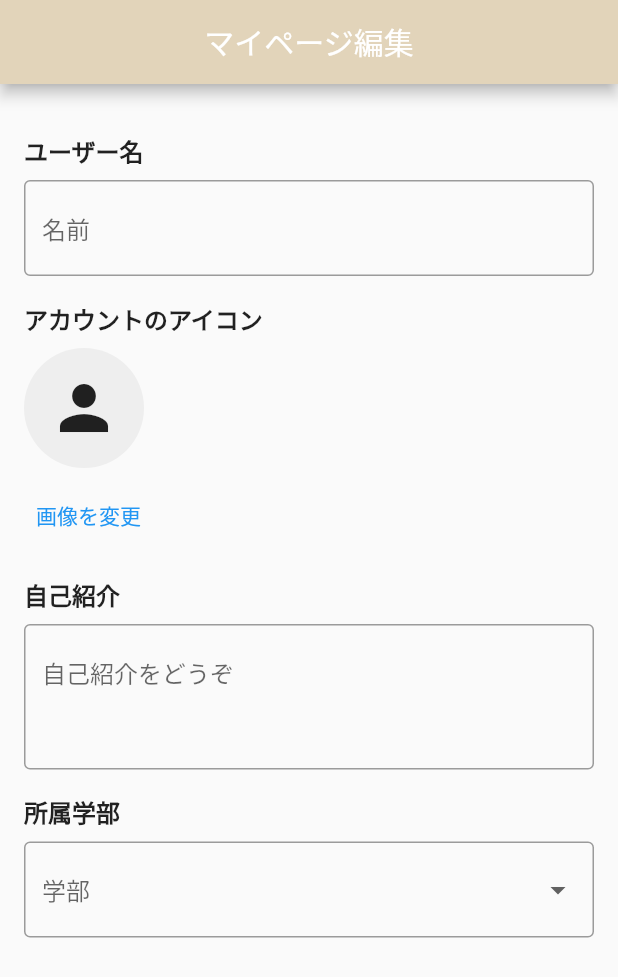
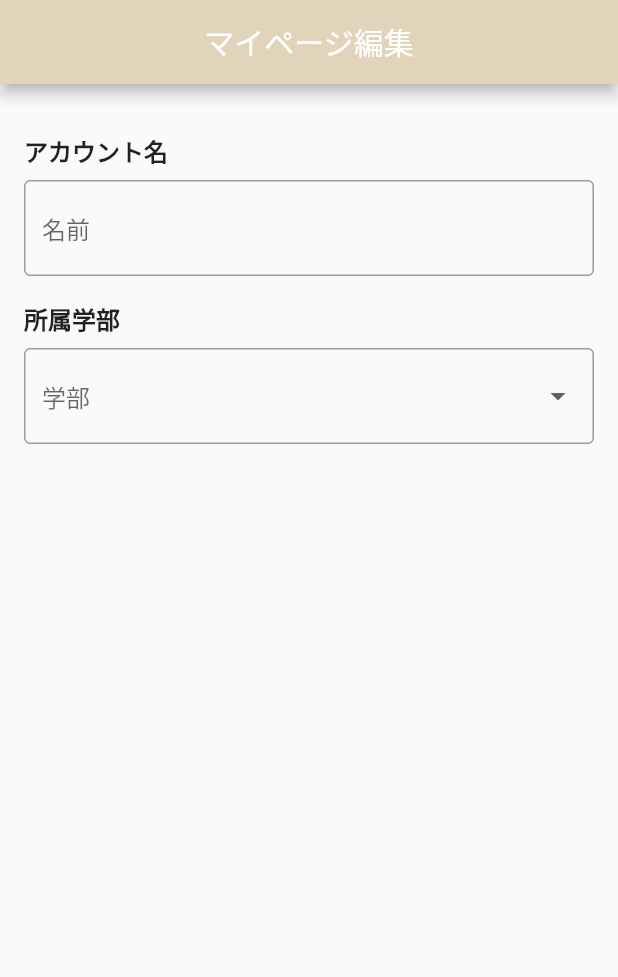
Before and after one commit to fortune-programming/note_app, a Flutter app: the Mypage_edit screen opened directly, on a phone screen of 412 x 824 dp. Shown: the top 977 px of the screen. Run offline on Flutter 3.47's test engine with Material 2 defaults, Android fonts, the phone set to English and light mode, and no system bars; our stand-ins replace cloud_firestore, firebase_auth, firebase_core, firebase_storage, image_picker; accounts and stored records are empty.

Commit message:
recreate Mypage_edit

```diff
--- a/lib/view/Mypage_edit/Mypage_edit.dart
+++ b/lib/view/Mypage_edit/Mypage_edit.dart
@@ -17,6 +17,7 @@ class _Mypage_editState extends State<Mypage_edit> {
   String _belonging = 'Belonging text';
   String? _selectedFaculty;
   String? _serlectedPicture;
+  String? _selectedGread;
 
   @override
   Widget build(BuildContext context) {
@@ -39,7 +40,7 @@ class _Mypage_editState extends State<Mypage_edit> {
           children: <Widget>[
             SizedBox(height: 16.0),
             Text(
-              'ユーザー名',
+              'アカウント名',
               style: TextStyle(
                 fontSize: 16.0,
                 fontWeight: FontWeight.bold,
@@ -57,52 +58,52 @@ class _Mypage_editState extends State<Mypage_edit> {
                 });
               },
             ),
-            SizedBox(height: 16.0),
-            Text(
-              'アカウントのアイコン',
-              style: TextStyle(
-                fontSize: 16.0,
-                fontWeight: FontWeight.bold,
-              ),
-            ),
-            SizedBox(height: 8.0),
-            Container(
-              width: 80.0,
-              height: 80.0,
-              decoration: BoxDecoration(
-                color: Colors.grey[200],
-                borderRadius: BorderRadius.circular(40.0),
-              ),
-              child: Icon(Icons.person, size: 48.0),
-            ),
-            SizedBox(height: 8.0),
-            TextButton(
-              onPressed: () {
+            //SizedBox(height: 16.0),
+            //Text(
+              //'アカウントのアイコン',
+              //style: TextStyle(
+                //fontSize: 16.0,
+                //fontWeight: FontWeight.bold,
+              //),
+            //),
+            //SizedBox(height: 8.0),
+            //Container(
+              //width: 80.0,
+              //height: 80.0,
+              //decoration: BoxDecoration(
+                //color: Colors.grey[200],
+                //borderRadius: BorderRadius.circular(40.0),
+              //),
+              //child: Icon(Icons.person, size: 48.0),
+            //),
+            //SizedBox(height: 8.0),
+            //TextButton(
+              //onPressed: () {
                 // Add code to change the account icon
-              },
-              child: Text('画像を変更'),
-            ),
-            SizedBox(height: 16.0),
-            Text(
-              '自己紹介',
-              style: TextStyle(
-                fontSize: 16.0,
-                fontWeight: FontWeight.bold,
-              ),
-            ),
-            SizedBox(height: 8.0),
-            TextField(
-              maxLines: 3,
-              decoration: InputDecoration(
-                hintText: '自己紹介をどうぞ',
-                border: OutlineInputBorder(),
-              ),
-              onChanged: (value) {
-                setState(() {
-                  _intro = value;
-                });
-              },
-            ),
+              //},
+              //child: Text('画像を変更'),
+            //),
+            //SizedBox(height: 16.0),
+            //Text(
+              //'自己紹介',
+              //style: TextStyle(
+                //fontSize: 16.0,
+                //fontWeight: FontWeight.bold,
+              //),
+            //),
+            //SizedBox(height: 8.0),
+            //TextField(
+              //maxLines: 3,
+              //decoration: InputDecoration(
+                //hintText: '自己紹介をどうぞ',
+                //border: OutlineInputBorder(),
+              //),
+              //onChanged: (value) {
+                //setState(() {
+                  //_intro = value;
+                //});
+              //},
+            //),
             SizedBox(height: 16.0),
             Text(
               '所属学部',
```
